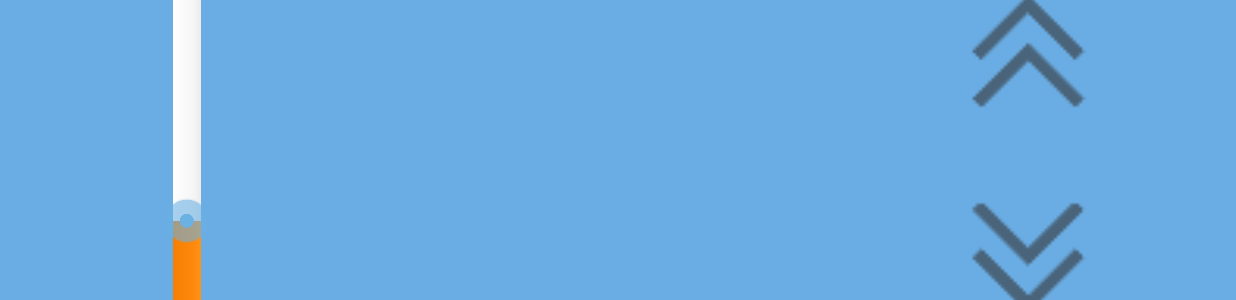
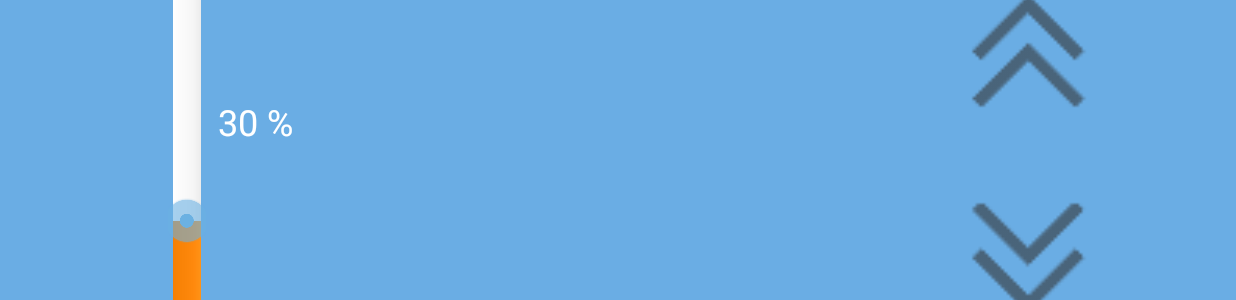
Before and after one commit to lsmaker/Android, an Android app: the fragment SliderDrivingFragment placed in its activity, on a phone screen of 824 x 412 dp (held sideways). Shown: the part 223-523 px from the top of the screen. Run offline under Robolectric (Android 15) with nearby library versions, the phone set to English and light mode, and no system bars; 6 statements that could not run were skipped.

Commit message:
Modified SliderDrivingFragment to add a TextView to show current speed indicated by vertical seekbar.

```diff
--- a/app/src/main/java/com/lasalle/lsmaker_remote/fragments/driving/SliderDrivingFragment.java
+++ b/app/src/main/java/com/lasalle/lsmaker_remote/fragments/driving/SliderDrivingFragment.java
@@ -10,6 +10,7 @@ import android.view.MotionEvent;
 import android.view.View;
 import android.view.ViewGroup;
 import android.widget.Button;
+import android.widget.TextView;
 
 import com.lasalle.lsmaker_remote.R;
 import com.lasalle.lsmaker_remote.fragments.driving.interfaces.DrivingFragment;
@@ -35,6 +36,7 @@ public class SliderDrivingFragment extends DrivingFragment {
     private VerticalSeekBar vSeekBar;
     private Button forwardFab;
     private Button backwardFab;
+    private TextView sliderProgressText;
 
 
     // Accelerometer data.;
@@ -92,7 +94,8 @@ public class SliderDrivingFragment extends DrivingFragment {
         vSeekBar.setOnSeekBarChangeListener(new VerticalSeekBar.OnSeekBarChangeListener() {
             @Override
             public void onProgressChanged(VerticalSeekBar seekBar, int progress, boolean fromUser) {
-
+                String text = vSeekBar.getProgress() + " %";
+                sliderProgressText.setText(text);
                 if (forwardFab.isPressed() || backwardFab.isPressed()) {
                     DrivingFragmentObserver.setSpeed(getSpeed());
                 }
@@ -108,6 +111,10 @@ public class SliderDrivingFragment extends DrivingFragment {
 
             }
         });
+
+        sliderProgressText = (TextView) view.findViewById(R.id.driving_slider_progress_text);
+        String text = vSeekBar.getProgress() + " %";
+        sliderProgressText.setText(text);
 
 
         forwardFab = (Button) view.findViewById(R.id.forward_movement_button);
--- a/app/src/main/res/layout/fragment_slider_driving.xml
+++ b/app/src/main/res/layout/fragment_slider_driving.xml
@@ -1,7 +1,5 @@
 <?xml version="1.0" encoding="utf-8"?>
-<LinearLayout
-    xmlns:android="http://schemas.android.com/apk/res/android"
-    xmlns:app="http://schemas.android.com/apk/res-auto"
+<LinearLayout xmlns:android="http://schemas.android.com/apk/res/android"
     android:orientation="horizontal"
     android:layout_width="match_parent"
     android:layout_height="match_parent"
@@ -11,17 +9,26 @@
         android:id="@+id/slider_driving_left_layout"
         android:layout_width="0dp"
         android:layout_height="match_parent"
-        android:layout_weight="1"
-        android:orientation="vertical">
+        android:layout_weight="1.5"
+        android:orientation="horizontal"
+        android:gravity="center_vertical">
 
         <com.lasalle.lsmaker_remote.utils.vertical_seekbar.VerticalSeekBar
             android:id="@+id/SeekBar01"
             android:layout_width="25dp"
             android:layout_height="match_parent"
             android:progressDrawable="@drawable/progress_vertical"
-            android:layout_marginLeft="48dp"
             android:layout_marginStart="48dp"
             android:thumb="@drawable/seek_thumb" />
+
+        <TextView
+            android:layout_width="wrap_content"
+            android:layout_height="wrap_content"
+            android:layout_marginStart="8dp"
+            android:id="@+id/driving_slider_progress_text"
+            android:textColor="@android:color/white"
+            android:textSize="24sp"
+            android:text="100 %"/>
 
     </LinearLayout>
 
```
Also changed, not shown: app/src/main/res/layout/fragment_slider_driving_inverted.xml (+15 -5 lines).
